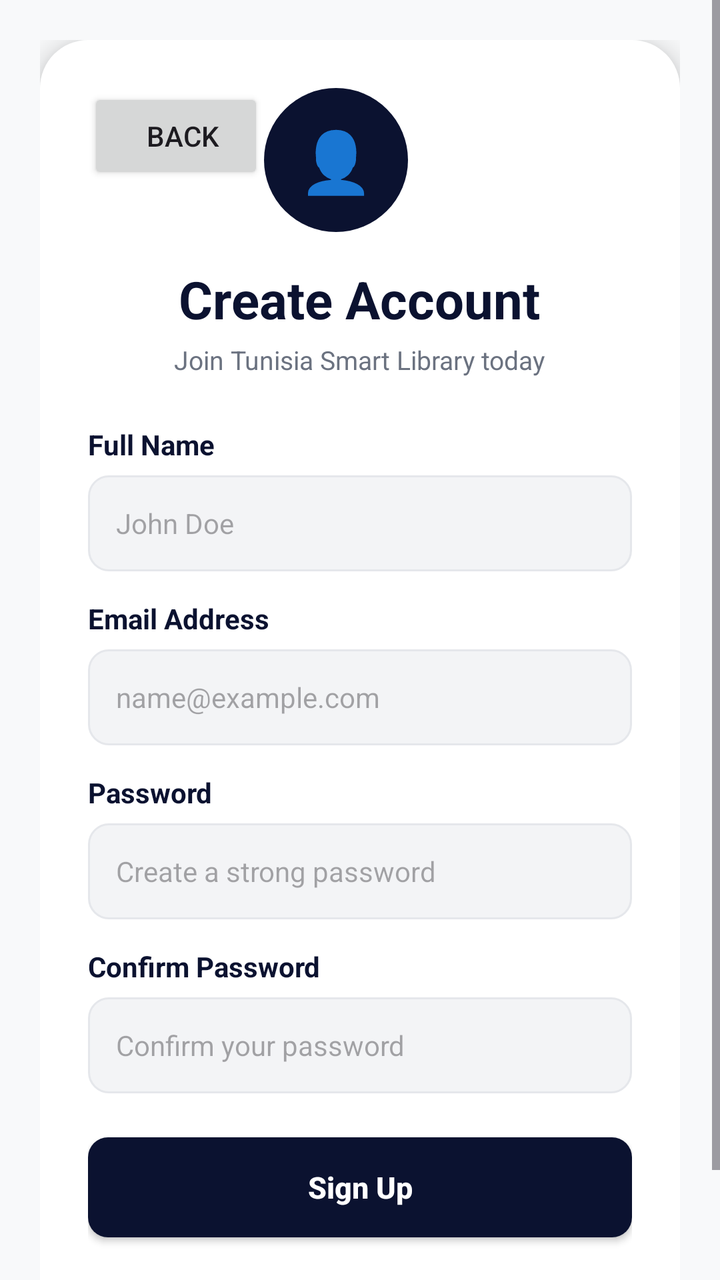
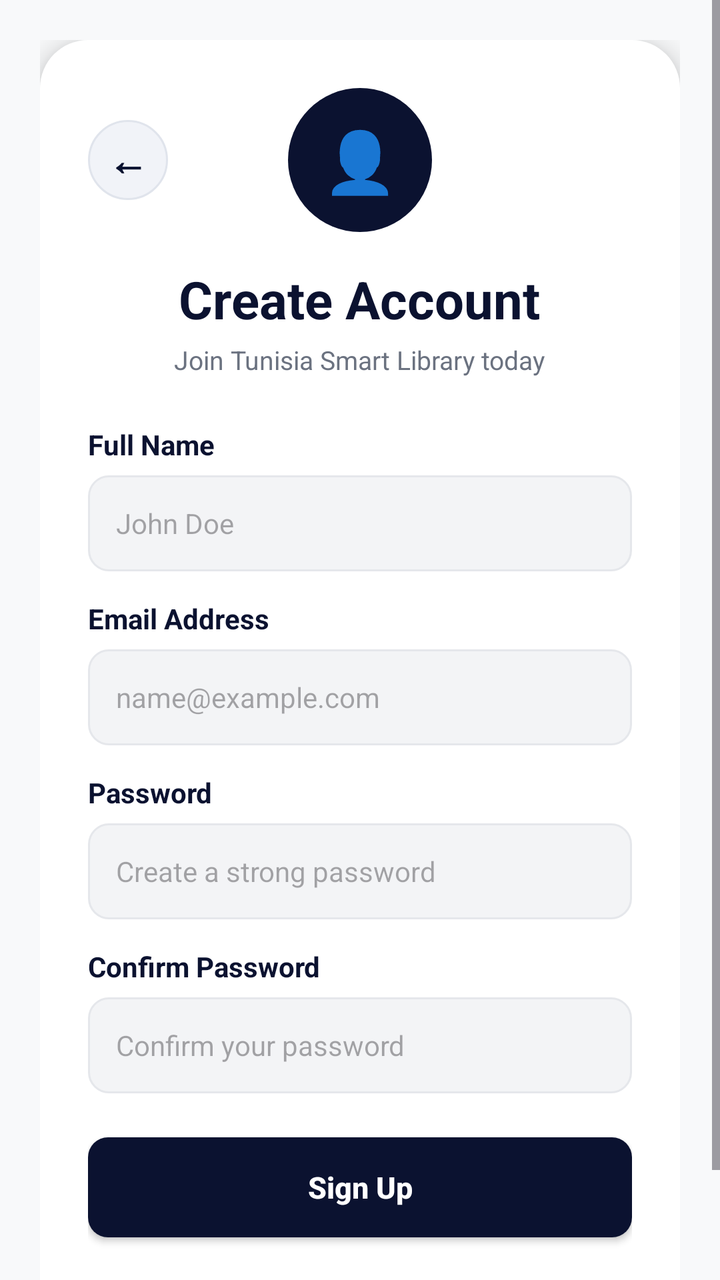

The first picture is an Android layout as it rendered before a commit; the second is the same layout after the commit. The layout source and the unified diff follow.
<!-- AndroidManifest.xml: application theme Theme.TunisiaSmartLibrary -->
<!-- res/layout/activity_registre.xml -->
<?xml version="1.0" encoding="utf-8"?>
<ScrollView xmlns:android="http://schemas.android.com/apk/res/android"
    android:id="@+id/main"
    android:layout_width="match_parent"
    android:layout_height="match_parent"
    android:background="@color/app_bg"
    android:fillViewport="true">

    <LinearLayout
        android:layout_width="match_parent"
        android:layout_height="wrap_content"
        android:gravity="center"
        android:orientation="vertical"
        android:padding="20dp">

        <LinearLayout
            android:layout_width="match_parent"
            android:layout_height="wrap_content"
            android:background="@drawable/bg_card"
            android:elevation="8dp"
            android:gravity="center_horizontal"
            android:orientation="vertical"
            android:padding="24dp">

            <LinearLayout
                android:layout_width="match_parent"
                android:layout_height="match_parent"
                android:orientation="horizontal">

                <Button
                    android:id="@+id/btn_retour"
                    android:layout_width="wrap_content"
                    android:layout_height="wrap_content"
                    android:text="  Back" />

                <TextView
                    android:layout_width="72dp"
                    android:layout_height="72dp"
                    android:layout_gravity="center"
                    android:background="@drawable/bg_circle_navy"
                    android:gravity="center"
                    android:text="👤"
                    android:textSize="30sp" />
            </LinearLayout>

            <TextView
                android:layout_width="wrap_content"
                android:layout_height="wrap_content"
                android:layout_marginTop="16dp"
                android:text="Create Account"
                android:textColor="@color/navy"
                android:textSize="26sp"
                android:textStyle="bold" />

            <TextView
                android:layout_width="wrap_content"
                android:layout_height="wrap_content"
                android:layout_marginTop="4dp"
                android:text="Join Tunisia Smart Library today"
                android:textColor="@color/text_muted"
                android:textSize="13sp" />

            <TextView
                android:layout_width="match_parent"
                android:layout_height="wrap_content"
                android:layout_marginTop="24dp"
                android:text="Full Name"
                android:textColor="@color/navy"
                android:textStyle="bold" />

            <EditText
                android:id="@+id/etName"
                android:layout_width="match_parent"
                android:layout_height="48dp"
                android:layout_marginTop="6dp"
                android:background="@drawable/bg_input"
                android:hint="John Doe"
                android:inputType="textPersonName"
                android:paddingHorizontal="14dp"
                android:textSize="14sp" />

            <TextView
                android:layout_width="match_parent"
                android:layout_height="wrap_content"
                android:layout_marginTop="14dp"
                android:text="Email Address"
                android:textColor="@color/navy"
                android:textStyle="bold" />

            <EditText
                android:id="@+id/etEmail"
                android:layout_width="match_parent"
                android:layout_height="48dp"
                android:layout_marginTop="6dp"
                android:background="@drawable/bg_input"
                android:hint="name@example.com"
                android:inputType="textEmailAddress"
                android:paddingHorizontal="14dp"
                android:textSize="14sp" />

            <TextView
                android:layout_width="match_parent"
                android:layout_height="wrap_content"
                android:layout_marginTop="14dp"
                android:text="Password"
                android:textColor="@color/navy"
                android:textStyle="bold" />

            <EditText
                android:id="@+id/etPassword"
                android:layout_width="match_parent"
                android:layout_height="48dp"
                android:layout_marginTop="6dp"
                android:background="@drawable/bg_input"
                android:hint="Create a strong password"
                android:inputType="textPassword"
                android:paddingHorizontal="14dp"
                android:textSize="14sp" />

            <TextView
                android:layout_width="match_parent"
                android:layout_height="wrap_content"
                android:layout_marginTop="14dp"
                android:text="Confirm Password"
                android:textColor="@color/navy"
                android:textStyle="bold" />

            <EditText
                android:id="@+id/etConfirm"
                android:layout_width="match_parent"
                android:layout_height="48dp"
                android:layout_marginTop="6dp"
                android:background="@drawable/bg_input"
                android:hint="Confirm your password"
                android:inputType="textPassword"
                android:paddingHorizontal="14dp"
                android:textSize="14sp" />

            <Button
                android:id="@+id/btnRegister"
                android:layout_width="match_parent"
                android:layout_height="50dp"
                android:layout_marginTop="22dp"
                android:background="@drawable/bg_btn_navy"
                android:text="Sign Up"
                android:textAllCaps="false"
                android:textColor="@android:color/white"
                android:textSize="15sp"
                android:textStyle="bold" />

            <LinearLayout
                android:layout_width="wrap_content"
                android:layout_height="wrap_content"
                android:layout_marginTop="20dp"
                android:orientation="horizontal">

                <TextView
                    android:layout_width="wrap_content"
                    android:layout_height="wrap_content"
                    android:text="Already have an account? "
                    android:textColor="@color/text_muted"
                    android:textSize="13sp" />

                <TextView
                    android:id="@+id/tvGoLogin"
                    android:layout_width="wrap_content"
                    android:layout_height="wrap_content"
                    android:text="Sign In"
                    android:textColor="@color/gold"
                    android:textSize="13sp"
                    android:textStyle="bold" />
            </LinearLayout>

        </LinearLayout>
    </LinearLayout>
</ScrollView>
<!-- resources referenced by this layout -->
<resources>
  <color name="app_bg">#F8F9FA</color>
  <color name="gold">#C5A059</color>
  <color name="navy">#0B1230</color>
  <color name="text_muted">#6B7280</color>
  <!-- drawable bg_btn_navy (drawable) -->
  <?xml version="1.0" encoding="utf-8"?>
  <shape xmlns:android="http://schemas.android.com/apk/res/android">
      <solid android:color="@color/navy" />
      <corners android:radius="10dp" />
  </shape>
  <!-- drawable bg_card (drawable) -->
  <?xml version="1.0" encoding="utf-8"?>
  <shape xmlns:android="http://schemas.android.com/apk/res/android">
      <solid android:color="@android:color/white" />
      <corners android:radius="24dp" />
  </shape>
  <!-- drawable bg_circle_navy (drawable) -->
  <?xml version="1.0" encoding="utf-8"?>
  <shape xmlns:android="http://schemas.android.com/apk/res/android" android:shape="oval">
      <solid android:color="@color/navy" />
  </shape>
  <!-- drawable bg_input (drawable) -->
  <?xml version="1.0" encoding="utf-8"?>
  <shape xmlns:android="http://schemas.android.com/apk/res/android">
      <solid android:color="@color/input_bg" />
      <stroke android:width="1dp" android:color="@color/input_border" />
      <corners android:radius="10dp" />
  </shape>
  <style name="Theme.TunisiaSmartLibrary" parent="Base.Theme.TunisiaSmartLibrary" />
  <color name="input_bg">#F3F4F6</color>
  <color name="input_border">#E5E7EB</color>
  <style name="Base.Theme.TunisiaSmartLibrary" parent="Theme.Material3.DayNight.NoActionBar">
          
          
      </style>
</resources>

<!-- the commit's change to res/layout/activity_registre.xml (unified diff, before → after) -->
@@ -22,16 +22,24 @@
             android:orientation="vertical"
             android:padding="24dp">
 
-            <LinearLayout
+            
+            <FrameLayout
                 android:layout_width="match_parent"
-                android:layout_height="match_parent"
-                android:orientation="horizontal">
+                android:layout_height="wrap_content">
 
-                <Button
+                <TextView
                     android:id="@+id/btn_retour"
-                    android:layout_width="wrap_content"
-                    android:layout_height="wrap_content"
-                    android:text="  Back" />
+                    android:layout_width="40dp"
+                    android:layout_height="40dp"
+                    android:layout_gravity="start|center_vertical"
+                    android:background="@drawable/bg_back_btn"
+                    android:clickable="true"
+                    android:focusable="true"
+                    android:gravity="center"
+                    android:text="←"
+                    android:textColor="@color/navy"
+                    android:textSize="20sp"
+                    android:textStyle="bold" />
 
                 <TextView
                     android:layout_width="72dp"
@@ -41,7 +49,7 @@
                     android:gravity="center"
                     android:text="👤"
                     android:textSize="30sp" />
-            </LinearLayout>
+            </FrameLayout>
 
             <TextView
                 android:layout_width="wrap_content"
<!-- resource entries referenced after the edit -->
@@ -4,6 +4,19 @@
   <color name="gold">#C5A059</color>
   <color name="navy">#0B1230</color>
   <color name="text_muted">#6B7280</color>
+  <!-- drawable bg_back_btn (drawable) -->
+  <?xml version="1.0" encoding="utf-8"?>
+  <ripple xmlns:android="http://schemas.android.com/apk/res/android"
+      android:color="#22000000">
+      <item>
+          <shape android:shape="oval">
+              <solid android:color="#F1F3F8" />
+              <stroke
+                  android:width="1dp"
+                  android:color="#E0E4EC" />
+          </shape>
+      </item>
+  </ripple>
   <!-- drawable bg_btn_navy (drawable) -->
   <?xml version="1.0" encoding="utf-8"?>
   <shape xmlns:android="http://schemas.android.com/apk/res/android">
